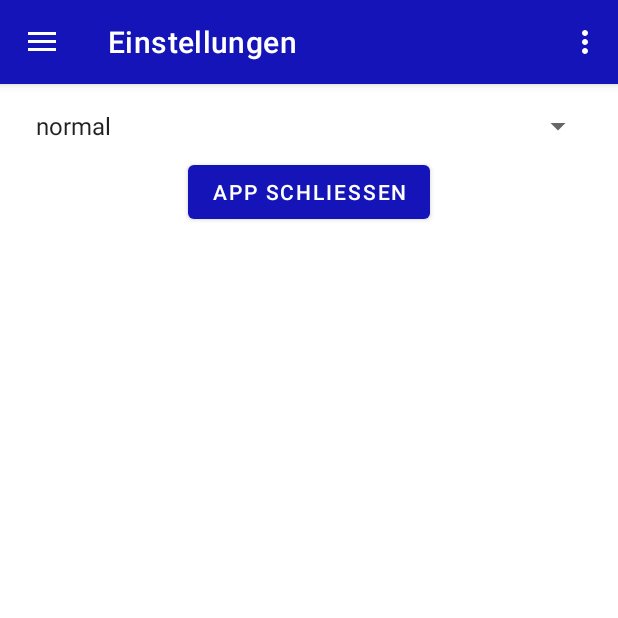
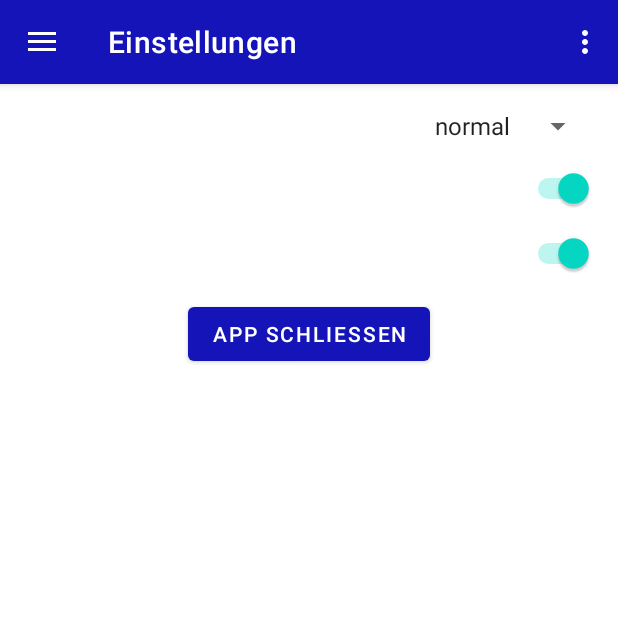
Before and after one commit to Volvo7700/TeachersEssentials, an Android app: the screen it shows after launch (MainActivity), in the side drawer, after a tap on "Einstellungen", on a phone screen of 412 x 824 dp, the top half of it. Run offline under Robolectric (Android 15) with nearby library versions, the phone set to English and light mode, and no system bars; our stand-ins replace navigation-ui.

```diff
--- a/app/src/main/res/layout/fragment_settings.xml
+++ b/app/src/main/res/layout/fragment_settings.xml
@@ -12,15 +12,49 @@
         <LinearLayout
             android:layout_width="match_parent"
             android:layout_height="wrap_content"
-            android:layout_marginLeft="16dp"
-            android:layout_marginRight="16dp"
+            android:layout_margin="16dp"
             android:orientation="vertical">
 
-            <Spinner
-                android:id="@+id/select_font_size"
+            <RelativeLayout
                 android:layout_width="match_parent"
-                android:layout_height="match_parent"
-                android:layout_marginTop="16dp" />
+                android:layout_height="wrap_content">
+
+                <TextView
+                    android:layout_width="wrap_content"
+                    android:layout_height="match_parent"
+                    android:text="@string/schriftgr_e"
+                    android:textSize="16sp"
+                    android:layout_alignParentStart="true"
+                    android:textColor="@color/white" />
+
+                <Spinner
+                    android:id="@+id/select_font_size"
+                    android:layout_width="wrap_content"
+                    android:layout_height="match_parent"
+                    android:layout_alignParentEnd="true" />
+            </RelativeLayout>
+
+            <Switch
+                android:id="@+id/night_theme"
+                android:layout_width="match_parent"
+                android:layout_height="wrap_content"
+                android:text="@string/night_theme"
+                android:layout_marginTop="16dp"
+                android:textSize="16sp"
+                android:textColor="@color/white"
+                tools:ignore="UseSwitchCompatOrMaterialXml"
+                android:checked="true"/>
+
+            <Switch
+                android:id="@+id/messages"
+                android:layout_width="match_parent"
+                android:layout_height="wrap_content"
+                android:text="@string/benachrichtigungen"
+                android:layout_marginTop="16dp"
+                android:textSize="16sp"
+                android:textColor="@color/white"
+                tools:ignore="UseSwitchCompatOrMaterialXml"
+                android:checked="true"/>
 
             <Button
                 android:id="@+id/close_app"
@@ -29,7 +63,7 @@
                 android:layout_gravity="center"
                 android:text="App schließen"
                 android:textColor="@color/white"
-                android:layout_marginTop="8dp"/>
+                android:layout_marginTop="16dp"/>
         </LinearLayout>
     </ScrollView>
 </androidx.constraintlayout.widget.ConstraintLayout>
--- a/app/src/main/res/values/strings.xml
+++ b/app/src/main/res/values/strings.xml
@@ -10,4 +10,7 @@
     <string name="menu_home">Home</string>
     <string name="menu_gallery">Stundenplan</string>
     <string name="menu_settings">Einstellungen</string>
+    <string name="night_theme">Night Theme</string>
+    <string name="benachrichtigungen">Benachrichtigungen</string>
+    <string name="schriftgr_e">Schriftgröße</string>
 </resources>
```
